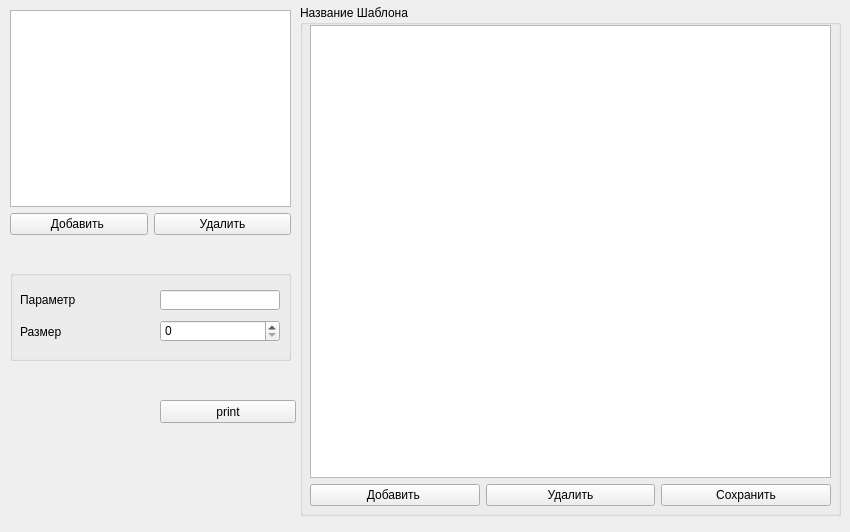
First picture: the form in hex_editor/serializeuserinterface.ui, repository Shamsudinov/Hex-Editor, before the edit.
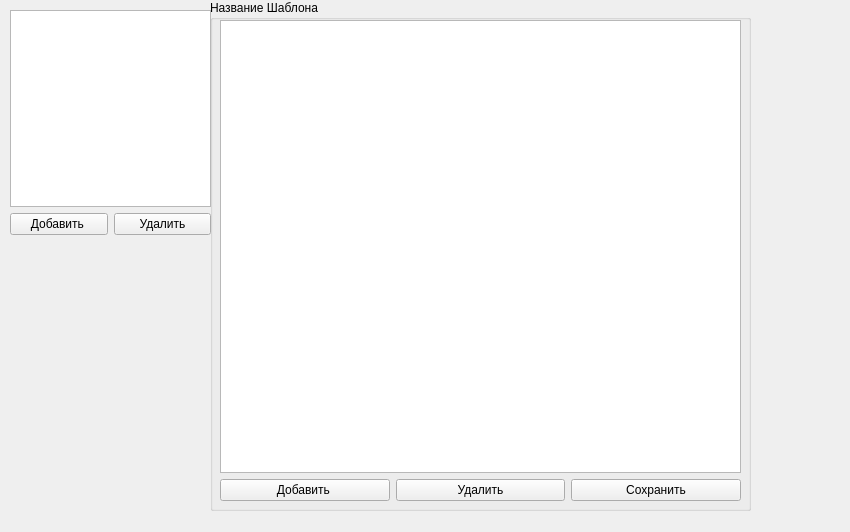
Second picture: the form after the edit.

The edit to the form file:
```diff
--- a/hex_editor/serializeuserinterface.ui
+++ b/hex_editor/serializeuserinterface.ui
@@ -13,70 +13,11 @@
   <property name="windowTitle">
    <string>Form</string>
   </property>
-  <widget class="QGroupBox" name="groupBoxSerializeSettings">
-   <property name="geometry">
-    <rect>
-     <x>10</x>
-     <y>270</y>
-     <width>281</width>
-     <height>91</height>
-    </rect>
-   </property>
-   <property name="title">
-    <string/>
-   </property>
-   <widget class="QLineEdit" name="lineEditParameterName">
-    <property name="geometry">
-     <rect>
-      <x>150</x>
-      <y>20</y>
-      <width>120</width>
-      <height>20</height>
-     </rect>
-    </property>
-   </widget>
-   <widget class="QLabel" name="labelParameterName">
-    <property name="geometry">
-     <rect>
-      <x>10</x>
-      <y>20</y>
-      <width>120</width>
-      <height>19</height>
-     </rect>
-    </property>
-    <property name="text">
-     <string>Параметр</string>
-    </property>
-   </widget>
-   <widget class="QLabel" name="labelParameterSize">
-    <property name="geometry">
-     <rect>
-      <x>10</x>
-      <y>52</y>
-      <width>120</width>
-      <height>19</height>
-     </rect>
-    </property>
-    <property name="text">
-     <string>Размер</string>
-    </property>
-   </widget>
-   <widget class="QSpinBox" name="spinBoxParameterSize">
-    <property name="geometry">
-     <rect>
-      <x>150</x>
-      <y>50</y>
-      <width>120</width>
-      <height>22</height>
-     </rect>
-    </property>
-   </widget>
-  </widget>
   <widget class="QGroupBox" name="groupBox">
    <property name="geometry">
     <rect>
-     <x>300</x>
-     <y>5</y>
+     <x>210</x>
+     <y>0</y>
      <width>541</width>
      <height>511</height>
     </rect>
@@ -84,7 +25,7 @@
    <property name="title">
     <string>Название Шаблона</string>
    </property>
-   <widget class="QWidget" name="">
+   <widget class="QWidget" name="layoutWidget">
     <property name="geometry">
      <rect>
       <x>10</x>
@@ -140,25 +81,12 @@
     </layout>
    </widget>
   </widget>
-  <widget class="QPushButton" name="btnSaveParams_2">
-   <property name="geometry">
-    <rect>
-     <x>160</x>
-     <y>400</y>
-     <width>136</width>
-     <height>23</height>
-    </rect>
-   </property>
-   <property name="text">
-    <string>print</string>
-   </property>
-  </widget>
-  <widget class="QWidget" name="">
+  <widget class="QWidget" name="layoutWidget">
    <property name="geometry">
     <rect>
      <x>10</x>
      <y>10</y>
-     <width>281</width>
+     <width>201</width>
      <height>225</height>
     </rect>
    </property>
```
